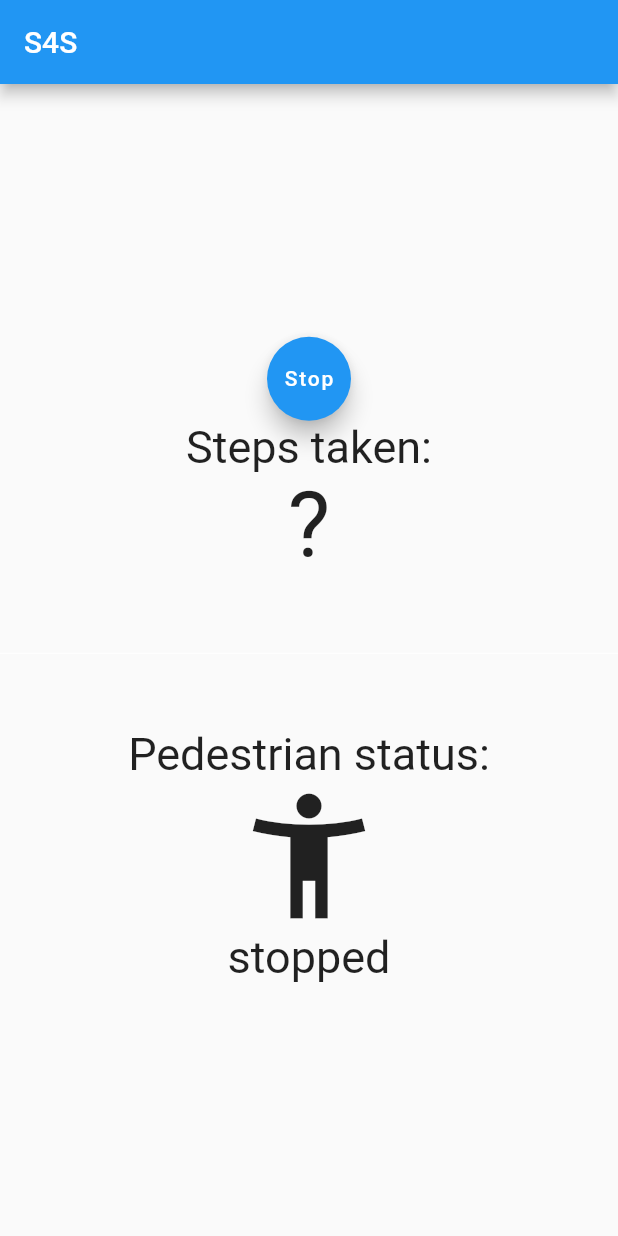
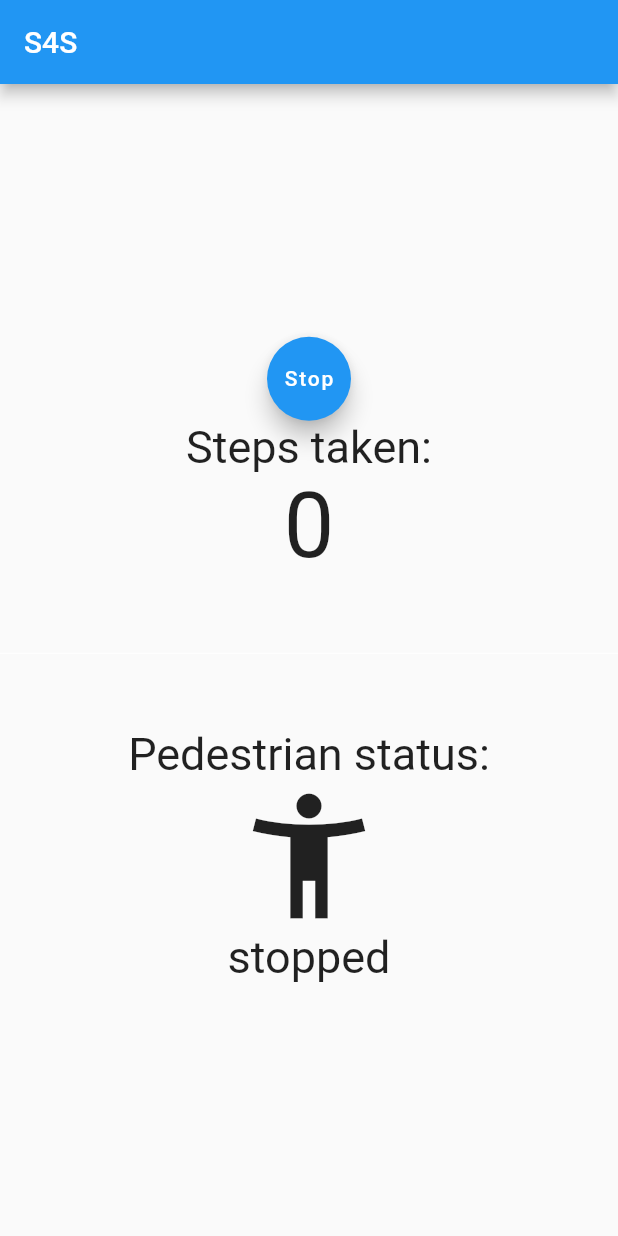
Before and after one commit to surendra0117/Step_counter_flutter, a Flutter app: the screen it shows after launch, after a tap on "Start", on a phone screen of 412 x 824 dp. Run offline on Flutter 3.47's test engine with Material 2 defaults, Android fonts, the phone set to English and light mode, and no system bars; our stand-ins replace pedometer.

Commit message:
Final submission

```diff
--- a/lib/main.dart
+++ b/lib/main.dart
@@ -31,8 +31,9 @@ class MyHomePage extends StatefulWidget {
 class _MyHomePageState extends State<MyHomePage> {
   Stream<StepCount> _stepCountStream;
   Stream<PedestrianStatus> _pedestrianStatusStream;
-  String _status = 'stopped', _steps = '?';
+  String _status = 'stopped';
   String _toggleButtonText = 'Start';
+  int _stepCnt = 0;
 
   List<Widget> renderPedometerElements() {
     List<Widget> pedometerElements;
@@ -43,7 +44,7 @@ class _MyHomePageState extends State<MyHomePage> {
           style: TextStyle(fontSize: 30),
         ),
         Text(
-          _steps,
+          _stepCnt.toString(),
           style: TextStyle(fontSize: 60),
         ),
         Divider(
@@ -80,7 +81,12 @@ class _MyHomePageState extends State<MyHomePage> {
 
   void _togglePedometer() {
     setState(() {
-      _toggleButtonText = _toggleButtonText == 'Start' ? 'Stop' : 'Start';
+      if (_toggleButtonText == 'Start') {
+        _toggleButtonText = 'Stop';
+        _stepCnt = 0;
+      } else {
+        _toggleButtonText = 'Start';
+      }
     });
   }
 
@@ -94,7 +100,7 @@ class _MyHomePageState extends State<MyHomePage> {
     // print(event);
     print('STEP COUNT EVENT: ${event.steps.toString()}');
     setState(() {
-      _steps = event.steps.toString();
+      _stepCnt += 1;
     });
   }
 
@@ -119,7 +125,7 @@ class _MyHomePageState extends State<MyHomePage> {
   void onStepCountError(error) {
     print('onStepCountError: $error');
     setState(() {
-      _steps = 'Step Count not available';
+      _stepCnt = -1;
     });
   }
 
```
